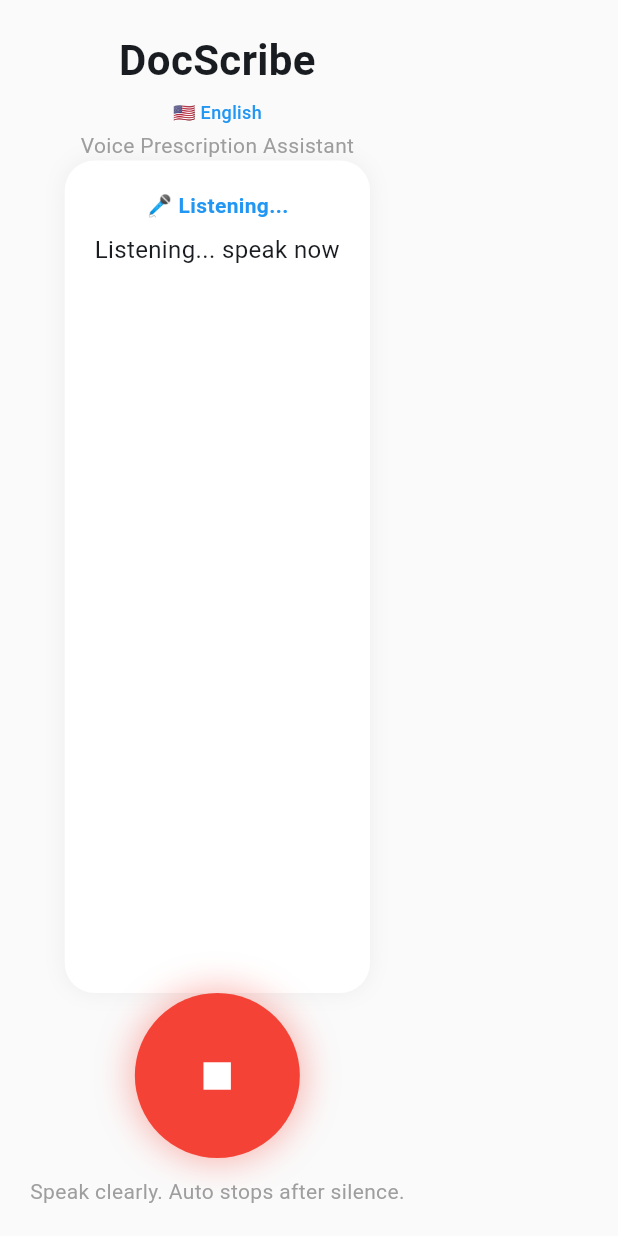
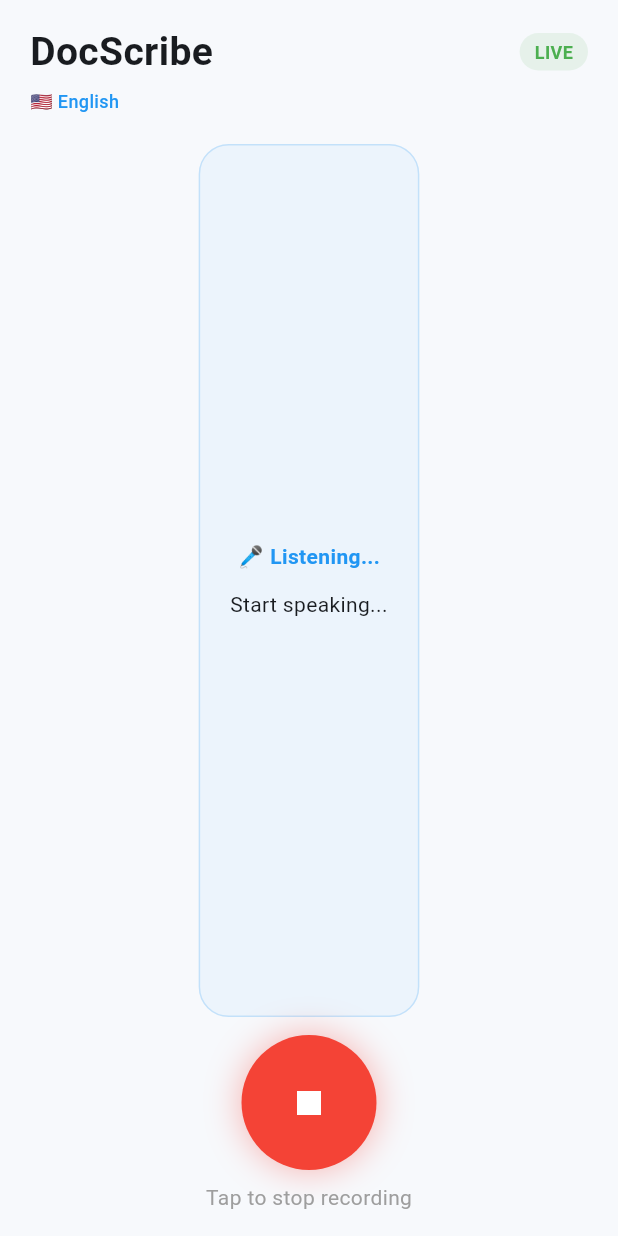
Before and after one commit to ashwinbobby/docsribe, a Flutter app: the screen it shows after launch, after a tap on the "mic" icon, on a phone screen of 412 x 824 dp. Run offline on Flutter 3.47's test engine with Material 3 defaults, Android fonts, the phone set to English and light mode, and no system bars; our stand-ins replace speech_to_text.

Commit message:
Lohith, check if manual stopping of recording is working...

```diff
--- a/lib/services/native_stt_service.dart
+++ b/lib/services/native_stt_service.dart
@@ -15,11 +15,8 @@
       );
 
       if (_isAvailable) {
-        print('✅ STT initialized');
-
         final locales = await _speech.locales();
 
-        // Prefer exact en_IN → else fallback en_US
         final hasEnIN = locales.any((l) => l.localeId == 'en_IN');
         final hasEnUS = locales.any((l) => l.localeId == 'en_US');
 
@@ -28,12 +25,9 @@
         } else if (hasEnUS) {
           _currentLocale = 'en_US';
         } else {
-          _currentLocale = locales.isNotEmpty
-              ? locales.first.localeId
-              : 'en_US';
+          _currentLocale =
+              locales.isNotEmpty ? locales.first.localeId : 'en_US';
         }
-
-        print('🌍 Using locale: $_currentLocale');
       }
 
       return _isAvailable;
@@ -47,24 +41,14 @@
     required Function(String) onResult,
     required Function(String) onPartialResult,
   }) {
-    if (!_isAvailable) {
-      print('🔴 STT not available');
-      return;
-    }
-
-    if (_speech.isListening) {
-      print('⚠️ Already listening');
-      return;
-    }
-
-    print('▶️ Start listening ($_currentLocale)');
+    if (!_isAvailable) return;
+    if (_speech.isListening) return;
 
     _speech.listen(
       onResult: (result) {
         final text = result.recognizedWords;
 
         if (result.finalResult) {
-          print('✅ Final: $text');
           onResult(text);
         } else {
           onPartialResult(text);
@@ -72,18 +56,17 @@
       },
       localeId: _currentLocale,
       listenOptions: SpeechListenOptions(
-        listenMode: ListenMode.dictation, // 🔥 important change
+        listenMode: ListenMode.dictation,
         partialResults: true,
         cancelOnError: false,
         autoPunctuation: true,
       ),
-      pauseFor: const Duration(seconds: 2),
+      // 🚫 NO pauseFor → manual stop only
     );
   }
 
   void stopListening() {
     if (_speech.isListening) {
-      print('⏹️ Stop listening');
       _speech.stop();
     }
   }
@@ -95,7 +78,6 @@
       final locales = await _speech.locales();
       return locales.map((l) => l.localeId).toList();
     } catch (e) {
-      print('⚠️ Locale fetch error: $e');
       return ['en_IN', 'en_US'];
     }
   }
--- a/lib/ui/screens/home_screen.dart
+++ b/lib/ui/screens/home_screen.dart
@@ -3,10 +3,6 @@
 import '../../text_normalizer.dart';
 import '../../services/llm_service.dart';
 import '../../models/medicine.dart';
-
-import '../widgets/status_card.dart';
-import '../widgets/mic_button.dart';
-import '../widgets/header_section.dart';
 import '../widgets/medicine_card.dart';
 
 class HomeScreen extends StatefulWidget {
@@ -48,7 +44,6 @@
 
   Future<void> _toggleRecording() async {
     if (_listening) {
-      // STOP
       final text = await _speech.stopListening();
 
       setState(() {
@@ -59,18 +54,14 @@
 
       await _process(text ?? '');
     } else {
-      // START
       setState(() {
         _listening = true;
-        _text = "Listening...";
         _medicines = [];
       });
 
       await _speech.startListening(
         onPartialResult: (t) {
-          if (mounted) {
-            setState(() => _liveTranscription = t);
-          }
+          if (mounted) setState(() => _liveTranscription = t);
         },
         onFinalResult: (t) async {
           if (!mounted) return;
@@ -97,21 +88,11 @@
       return;
     }
 
-    // ✅ Normalize text
     final normalized = TextNormalizer.normalize(trimmed);
 
-    setState(() {
-      _loading = true;
-      _text = "Processing prescription...";
-      _medicines = [];
-    });
-
-    // ✅ Call backend
     final meds = await _llm.extractMedicines(normalized);
 
-    setState(() {
-      _loading = false;
-    });
+    setState(() => _loading = false);
 
     if (meds == null || meds.isEmpty) {
       setState(() {
@@ -134,63 +115,172 @@
     });
   }
 
+  Widget _buildListeningView() {
+    return Container(
+      padding: const EdgeInsets.all(20),
+      decoration: BoxDecoration(
+        color: Colors.blue.withOpacity(0.05),
+        borderRadius: BorderRadius.circular(20),
+        border: Border.all(color: Colors.blue.withOpacity(0.2)),
+      ),
+      child: Column(
+        mainAxisAlignment: MainAxisAlignment.center,
+        children: [
+          const Text(
+            "🎤 Listening...",
+            style: TextStyle(
+              fontWeight: FontWeight.bold,
+              color: Colors.blue,
+            ),
+          ),
+          const SizedBox(height: 12),
+          Text(
+            _liveTranscription.isEmpty
+                ? "Start speaking..."
+                : _liveTranscription,
+            textAlign: TextAlign.center,
+          ),
+        ],
+      ),
+    );
+  }
+
+  Widget _buildMedicineList() {
+    return ListView(
+      children: _medicines
+          .map((m) => MedicineCard(
+                med: m,
+                onUpdated: (updated) => _updateMedicine(m, updated),
+              ))
+          .toList(),
+    );
+  }
+
+  Widget _buildIdleView() {
+    return const Center(
+      child: Column(
+        mainAxisAlignment: MainAxisAlignment.center,
+        children: [
+          Icon(Icons.mic_none, size: 48, color: Colors.grey),
+          SizedBox(height: 12),
+          Text(
+            "Tap the microphone to start recording",
+            style: TextStyle(color: Colors.grey),
+          ),
+        ],
+      ),
+    );
+  }
+
   @override
   Widget build(BuildContext context) {
     return Scaffold(
-      body: Padding(
-        padding: const EdgeInsets.all(20),
+      backgroundColor: const Color(0xFFF7F9FC),
+      body: SafeArea(
+        child: Padding(
+          padding: const EdgeInsets.symmetric(horizontal: 20, vertical: 16),
           child: Column(
+            children: [
+              // HEADER
+              Row(
                 mainAxisAlignment: MainAxisAlignment.spaceBetween,
                 children: [
-            // 🔝 Header
-            HeaderSection(language: _language),
-
-            // 📊 Main content
-            Expanded(
-              child: _loading
-                  ? const Center(child: CircularProgressIndicator())
-                  : _listening
-                      ? StatusCard(
-                          listening: true,
-                          loading: false,
-                          text: _text,
-                          liveText: _liveTranscription,
-                        )
-                      : _medicines.isNotEmpty
-                          ? ListView(
-                              children: _medicines
-                                  .map(
-                                    (m) => MedicineCard(
-                                      med: m,
-                                      onUpdated: (updated) =>
-                                          _updateMedicine(m, updated),
+                  const Text(
+                    "DocScribe",
+                    style: TextStyle(
+                      fontSize: 26,
+                      fontWeight: FontWeight.bold,
+                    ),
+                  ),
+                  Container(
+                    padding: const EdgeInsets.symmetric(
+                        horizontal: 10, vertical: 4),
+                    decoration: BoxDecoration(
+                      color: Colors.green.withOpacity(0.1),
+                      borderRadius: BorderRadius.circular(20),
+                    ),
+                    child: const Text(
+                      "LIVE",
+                      style: TextStyle(
+                        color: Colors.green,
+                        fontWeight: FontWeight.bold,
+                        fontSize: 12,
+                      ),
                     ),
                   )
-                                  .toList(),
-                            )
-                          : Center(
+                ],
+              ),
+
+              const SizedBox(height: 6),
+
+              Align(
+                alignment: Alignment.centerLeft,
                 child: Text(
-                                _text,
-                                textAlign: TextAlign.center,
+                  _language,
+                  style: const TextStyle(
+                    color: Colors.blue,
+                    fontSize: 12,
+                    fontWeight: FontWeight.w500,
                   ),
                 ),
               ),
 
-            // 🎤 Mic + footer
-            Column(
-              children: [
-                MicButton(
-                  listening: _listening,
+              const SizedBox(height: 20),
+
+              Expanded(
+                child: AnimatedSwitcher(
+                  duration: const Duration(milliseconds: 300),
+                  child: _loading
+                      ? const Center(child: CircularProgressIndicator())
+                      : _listening
+                          ? _buildListeningView()
+                          : _medicines.isNotEmpty
+                              ? _buildMedicineList()
+                              : _buildIdleView(),
+                ),
+              ),
+
+              const SizedBox(height: 12),
+
+              GestureDetector(
                 onTap: _toggleRecording,
+                child: AnimatedContainer(
+                  duration: const Duration(milliseconds: 200),
+                  width: _listening ? 90 : 80,
+                  height: _listening ? 90 : 80,
+                  decoration: BoxDecoration(
+                    shape: BoxShape.circle,
+                    color: _listening
+                        ? Colors.red
+                        : const Color(0xFF2563EB),
+                    boxShadow: [
+                      BoxShadow(
+                        color: (_listening
+                                ? Colors.red
+                                : const Color(0xFF2563EB))
+                            .withOpacity(0.4),
+                        blurRadius: 20,
+                      )
+                    ],
                   ),
-                const SizedBox(height: 12),
-                const Text(
-                  "Speak clearly. Auto stops after silence.",
-                  style: TextStyle(color: Colors.grey),
+                  child: Icon(
+                    _listening ? Icons.stop : Icons.mic,
+                    color: Colors.white,
+                    size: 32,
+                  ),
+                ),
+              ),
+
+              const SizedBox(height: 8),
+
+              Text(
+                _listening
+                    ? "Tap to stop recording"
+                    : "Tap to start recording",
+                style: const TextStyle(color: Colors.grey),
               ),
             ],
           ),
-          ],
         ),
       ),
     );
```
Also changed, not shown: 2 other files. Lines whose indentation alone changed are shown as unchanged.
